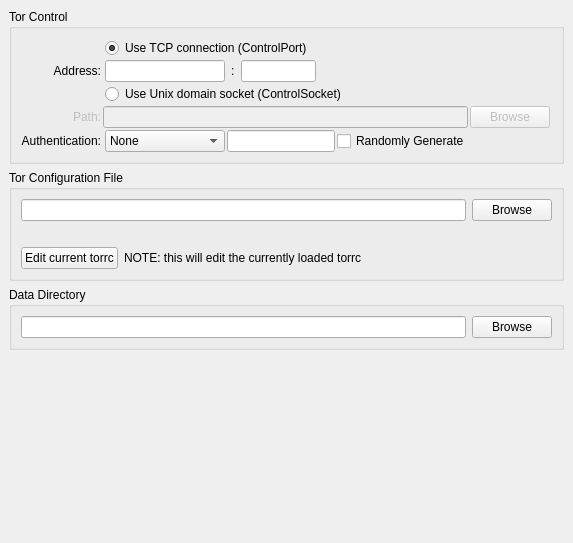
Above: src/vidalia/config/AdvancedPage.ui from a-ilin/vidalia before the change. Below: the same form after it.
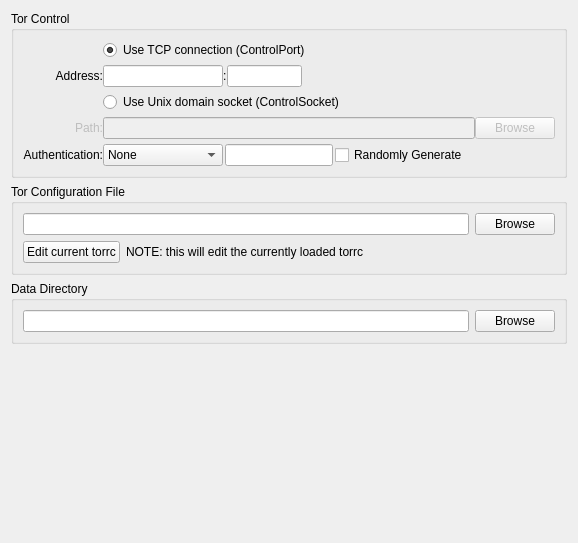
That is the form after the change.

Commit message: Fix some layouts and add en/disable lblDirPort

```diff
--- a/src/vidalia/config/AdvancedPage.ui
+++ b/src/vidalia/config/AdvancedPage.ui
@@ -6,7 +6,7 @@
    <rect>
     <x>0</x>
     <y>0</y>
-    <width>573</width>
+    <width>578</width>
     <height>543</height>
    </rect>
   </property>
@@ -14,14 +14,14 @@
    <enum>Qt::NoContextMenu</enum>
   </property>
   <layout class="QVBoxLayout">
-   <property name="spacing">
-    <number>6</number>
-   </property>
-   <property name="margin">
-    <number>9</number>
-   </property>
    <item>
     <widget class="QGroupBox" name="grpControlPort">
+     <property name="sizePolicy">
+      <sizepolicy hsizetype="Preferred" vsizetype="Maximum">
+       <horstretch>0</horstretch>
+       <verstretch>0</verstretch>
+      </sizepolicy>
+     </property>
      <property name="contextMenuPolicy">
       <enum>Qt::NoContextMenu</enum>
      </property>
@@ -29,19 +29,13 @@
       <string>Tor Control</string>
      </property>
      <layout class="QVBoxLayout">
-      <property name="spacing">
-       <number>6</number>
-      </property>
-      <property name="margin">
-       <number>9</number>
-      </property>
       <item>
        <layout class="QGridLayout">
-        <property name="margin">
+        <property name="horizontalSpacing">
          <number>0</number>
         </property>
-        <property name="spacing">
-         <number>2</number>
+        <property name="verticalSpacing">
+         <number>5</number>
         </property>
         <item row="5" column="0">
          <widget class="QLabel" name="lblAuth">
@@ -68,9 +62,6 @@
           <property name="spacing">
            <number>2</number>
           </property>
-          <property name="margin">
-           <number>0</number>
-          </property>
           <item>
            <widget class="QComboBox" name="cmbAuthMethod">
             <property name="minimumSize">
@@ -130,12 +121,6 @@
         </item>
         <item row="2" column="2">
          <layout class="QHBoxLayout">
-          <property name="spacing">
-           <number>6</number>
-          </property>
-          <property name="margin">
-           <number>0</number>
-          </property>
           <item>
            <widget class="QLineEdit" name="lineControlAddress">
             <property name="maximumSize">
@@ -186,28 +171,24 @@
             <property name="sizeType">
              <enum>QSizePolicy::Expanding</enum>
             </property>
-            <property name="sizeHint">
+            <property name="sizeHint" stdset="0">
              <size>
               <width>40</width>
-              <height>20</height>
+              <height>0</height>
              </size>
             </property>
            </spacer>
           </item>
          </layout>
         </item>
-        <item row="2" column="3">
-         <layout class="QHBoxLayout">
-          <property name="spacing">
-           <number>6</number>
-          </property>
-          <property name="margin">
-           <number>0</number>
-          </property>
-         </layout>
-        </item>
         <item row="0" column="2">
          <widget class="QRadioButton" name="rdoControlPort">
+          <property name="sizePolicy">
+           <sizepolicy hsizetype="Minimum" vsizetype="Maximum">
+            <horstretch>0</horstretch>
+            <verstretch>0</verstretch>
+           </sizepolicy>
+          </property>
           <property name="text">
            <string>Use TCP connection (ControlPort)</string>
           </property>
@@ -238,6 +219,12 @@
         </item>
         <item row="3" column="2">
          <widget class="QRadioButton" name="rdoControlSocket">
+          <property name="sizePolicy">
+           <sizepolicy hsizetype="Minimum" vsizetype="Maximum">
+            <horstretch>0</horstretch>
+            <verstretch>0</verstretch>
+           </sizepolicy>
+          </property>
           <property name="text">
            <string>Use Unix domain socket (ControlSocket)</string>
           </property>
@@ -260,6 +247,12 @@
    </item>
    <item>
     <widget class="QGroupBox" name="grpTorConfigFile">
+     <property name="sizePolicy">
+      <sizepolicy hsizetype="Preferred" vsizetype="Maximum">
+       <horstretch>0</horstretch>
+       <verstretch>0</verstretch>
+      </sizepolicy>
+     </property>
      <property name="contextMenuPolicy">
       <enum>Qt::NoContextMenu</enum>
      </property>
@@ -267,9 +260,6 @@
       <string>Tor Configuration File</string>
      </property>
      <layout class="QGridLayout" name="gridLayout_3">
-      <property name="margin">
-       <number>9</number>
-      </property>
       <item row="0" column="1">
        <layout class="QGridLayout" name="gridLayout_2">
         <item row="0" column="0" colspan="2">
@@ -338,10 +328,10 @@
           <property name="sizeType">
            <enum>QSizePolicy::MinimumExpanding</enum>
           </property>
-          <property name="sizeHint">
+          <property name="sizeHint" stdset="0">
            <size>
             <width>100</width>
-            <height>20</height>
+            <height>0</height>
            </size>
           </property>
          </spacer>
@@ -353,6 +343,12 @@
    </item>
    <item>
     <widget class="QGroupBox" name="grpTorDataDirectory">
+     <property name="sizePolicy">
+      <sizepolicy hsizetype="Preferred" vsizetype="Maximum">
+       <horstretch>0</horstretch>
+       <verstretch>0</verstretch>
+      </sizepolicy>
+     </property>
      <property name="contextMenuPolicy">
       <enum>Qt::NoContextMenu</enum>
      </property>
@@ -360,12 +356,6 @@
       <string>Data Directory</string>
      </property>
      <layout class="QHBoxLayout">
-      <property name="spacing">
-       <number>6</number>
-      </property>
-      <property name="margin">
-       <number>9</number>
-      </property>
       <item>
        <widget class="QLineEdit" name="lineTorDataDirectory">
         <property name="enabled">
@@ -408,14 +398,14 @@
     </widget>
    </item>
    <item>
-    <spacer>
+    <spacer name="verticalSpacer">
      <property name="orientation">
       <enum>Qt::Vertical</enum>
      </property>
-     <property name="sizeHint">
+     <property name="sizeHint" stdset="0">
       <size>
-       <width>489</width>
-       <height>141</height>
+       <width>20</width>
+       <height>40</height>
       </size>
      </property>
     </spacer>
```
Left out of the diff: 16 changed lines with no effect on the pictures. The commit also changes 3 other files.
